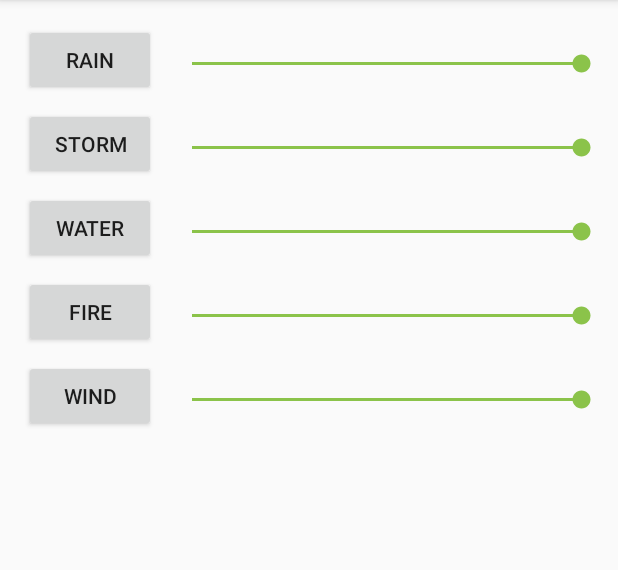
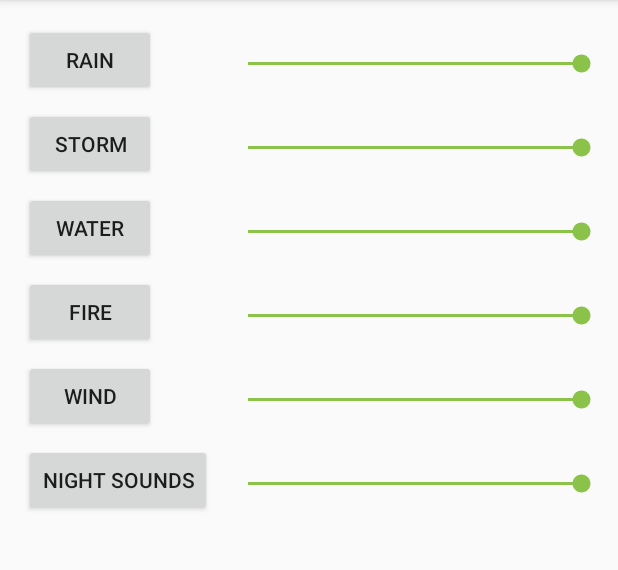
Before and after one commit to wildeyedskies/Soft-Sound, an Android app: the screen it shows after launch (MainActivity), on a phone screen of 412 x 824 dp, the part 84-654 px from its top. Run offline under Robolectric (Android 15) with nearby library versions, the phone set to English and light mode, and no system bars; libraries missing offline, so code that uses them is left out: com.google.android.exoplayer2; 1 statement that could not run was skipped.

Commit message:
Added night sounds

```diff
--- a/app/src/main/java/org/mcxa/softsound/MainActivity.kt
+++ b/app/src/main/java/org/mcxa/softsound/MainActivity.kt
@@ -46,12 +46,14 @@ class MainActivity : AppCompatActivity() {
         play_storm.setOnClickListener { playerService?.toggleSound(PlayerService.Sound.THUNDER) }
         play_fire.setOnClickListener { playerService?.toggleSound(PlayerService.Sound.FIRE) }
         play_wind.setOnClickListener { playerService?.toggleSound(PlayerService.Sound.WIND) }
+        play_night.setOnClickListener { playerService?.toggleSound(PlayerService.Sound.NIGHT) }
 
         rain_volume.setOnSeekBarChangeListener(VolumeChangeListener(PlayerService.Sound.RAIN))
         water_volume.setOnSeekBarChangeListener(VolumeChangeListener(PlayerService.Sound.WATER))
         storm_volume.setOnSeekBarChangeListener(VolumeChangeListener(PlayerService.Sound.THUNDER))
         fire_volume.setOnSeekBarChangeListener(VolumeChangeListener(PlayerService.Sound.FIRE))
         wind_volume.setOnSeekBarChangeListener(VolumeChangeListener(PlayerService.Sound.WIND))
+        night_volume.setOnSeekBarChangeListener(VolumeChangeListener(PlayerService.Sound.NIGHT))
 
         fab.setOnClickListener {
             playerService?.stopPlaying()
--- a/app/src/main/java/org/mcxa/softsound/PlayerService.kt
+++ b/app/src/main/java/org/mcxa/softsound/PlayerService.kt
@@ -45,7 +45,8 @@ class PlayerService : Service() {
         THUNDER("thunder.ogg"),
         FIRE("fire.ogg"),
         WATER("water.ogg"),
-        WIND("wind.ogg")
+        WIND("wind.ogg"),
+        NIGHT("night.ogg"),
     }
 
     private val exoPlayers = mutableMapOf<Sound, SimpleExoPlayer>()
--- a/app/src/main/res/layout/activity_main.xml
+++ b/app/src/main/res/layout/activity_main.xml
@@ -123,6 +123,28 @@
         android:layout_marginTop="25dp"
         android:layout_gravity="fill_horizontal"/>
 
+    <android.support.v7.widget.AppCompatButton
+        android:id="@+id/play_night"
+        android:layout_width="wrap_content"
+        android:layout_height="wrap_content"
+        android:layout_marginLeft="16dp"
+        android:layout_marginStart="16dp"
+        android:layout_marginTop="8dp"
+        android:text="@string/night" />
+
+    <android.support.v7.widget.AppCompatSeekBar
+        android:id="@+id/night_volume"
+        android:max="19"
+        android:progress="19"
+        android:layout_width="120dp"
+        android:layout_height="wrap_content"
+        android:layout_marginEnd="8dp"
+        android:layout_marginLeft="8dp"
+        android:layout_marginRight="8dp"
+        android:layout_marginStart="8dp"
+        android:layout_marginTop="25dp"
+        android:layout_gravity="fill_horizontal"/>
+
 </GridLayout>
 
     <android.support.design.widget.FloatingActionButton
--- a/app/src/main/res/values/strings.xml
+++ b/app/src/main/res/values/strings.xml
@@ -8,4 +8,5 @@
     <string name="fire">Fire</string>
     <string name="wind">Wind</string>
     <string name="forest">Forest</string>
+    <string name="night">Night Sounds</string>
 </resources>
```
Also changed, not shown: 1 other file.
